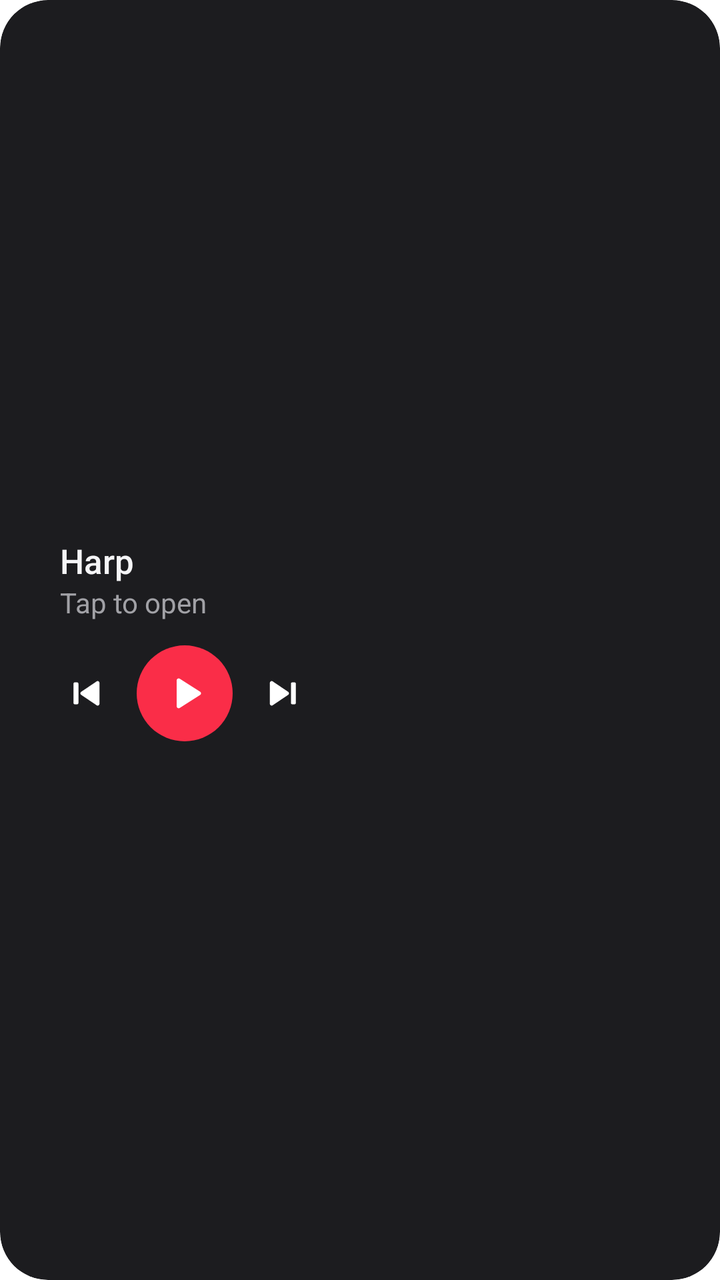
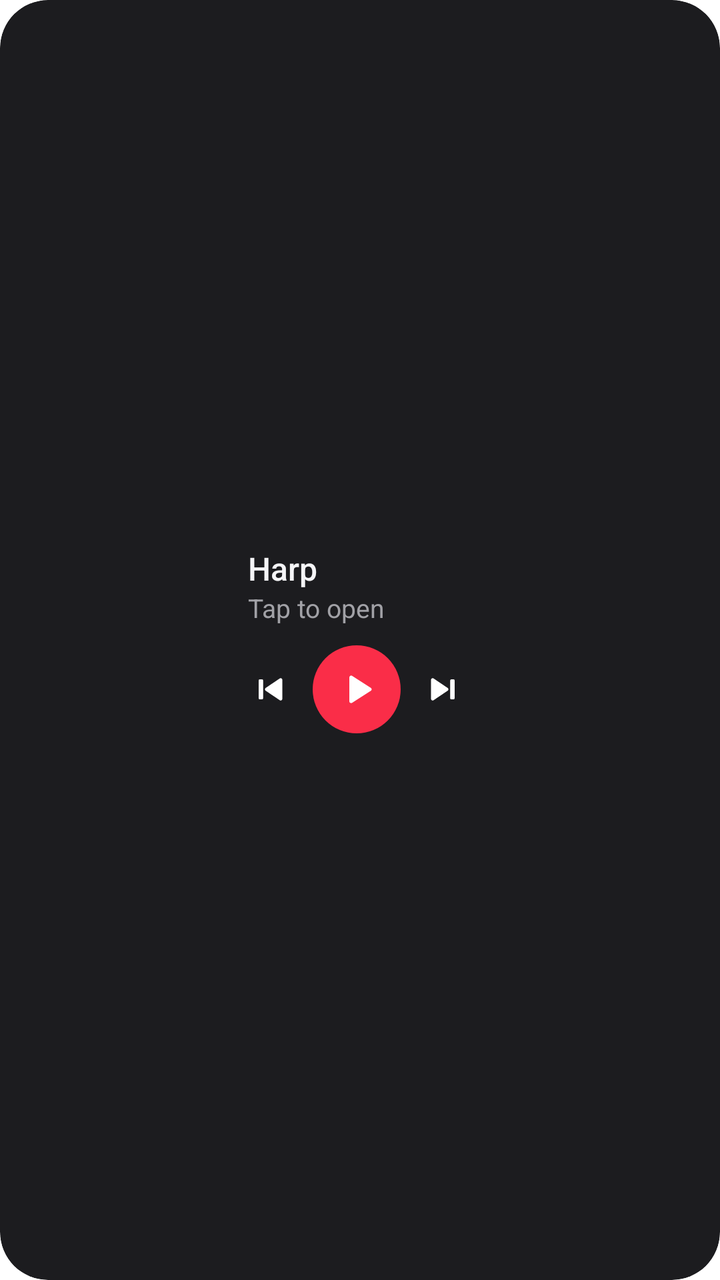

The first picture is an Android layout as it rendered before a commit; the second is the same layout after the commit. The layout source and the unified diff follow.
<!-- AndroidManifest.xml: fallback theme Theme.MaterialComponents.DayNight.NoActionBar -->
<!-- res/layout/harp_widget_large.xml -->
<?xml version="1.0" encoding="utf-8"?>
<FrameLayout xmlns:android="http://schemas.android.com/apk/res/android" android:id="@+id/widget_root" android:layout_width="match_parent" android:layout_height="match_parent"
    android:background="@drawable/widget_clip" android:clipToOutline="true">
    <ImageView android:id="@+id/widget_bg" android:layout_width="match_parent" android:layout_height="match_parent"
        android:importantForAccessibility="no" android:scaleType="fitXY" android:src="@drawable/widget_bg" />
    <LinearLayout android:layout_width="match_parent" android:layout_height="match_parent" android:gravity="center_vertical"
        android:orientation="horizontal" android:padding="14dp">
        <ImageView android:id="@+id/widget_art" android:layout_width="wrap_content" android:layout_height="match_parent"
            android:adjustViewBounds="true" android:maxWidth="180dp" android:contentDescription="Cover" android:scaleType="centerCrop" android:src="@mipmap/ic_launcher" />
        <LinearLayout android:layout_width="0dp" android:layout_height="match_parent" android:layout_marginStart="16dp"
            android:layout_weight="1" android:gravity="center_vertical" android:orientation="vertical">
            <TextView android:id="@+id/widget_title" android:layout_width="match_parent" android:layout_height="wrap_content"
            android:ellipsize="end" android:maxLines="1" android:text="Harp" android:textColor="#FFF5F5F7" android:textSize="17sp"
            android:fontFamily="sans-serif-medium"   />
            <TextView android:id="@+id/widget_artist" android:layout_width="match_parent" android:layout_height="wrap_content"
            android:ellipsize="end" android:maxLines="1" android:text="Tap to open" android:textColor="#FFA1A1A6" android:textSize="14sp"
            android:fontFamily="sans-serif"   />
            <TextView android:id="@+id/widget_lyric" android:layout_width="match_parent" android:layout_height="wrap_content"
            android:ellipsize="end" android:maxLines="2" android:text="" android:textColor="#FFF5F5F7" android:textSize="17sp"
            android:fontFamily="sans-serif-medium" android:visibility="gone" android:layout_marginTop="6dp" />
            <TextView android:id="@+id/widget_lyric_next" android:layout_width="match_parent" android:layout_height="wrap_content"
            android:ellipsize="end" android:maxLines="1" android:text="" android:textColor="#FF6E6E73" android:textSize="13sp"
            android:fontFamily="sans-serif" android:visibility="gone" android:layout_marginTop="2dp" />
            <LinearLayout android:layout_width="wrap_content" android:layout_height="wrap_content" android:layout_marginTop="12dp"
                android:layout_marginStart="-8dp" android:gravity="center_vertical" android:orientation="horizontal">
                <ImageButton android:id="@+id/widget_prev" android:layout_width="42dp" android:layout_height="42dp"
            android:background="@android:color/transparent" android:contentDescription="Previous" android:padding="10dp"
            android:scaleType="fitCenter" android:src="@drawable/ic_w_prev" />
                <ImageButton android:id="@+id/widget_play" android:layout_width="48dp" android:layout_height="48dp"
            android:layout_marginStart="4dp" android:layout_marginEnd="4dp" android:background="@drawable/widget_play_bg"
            android:contentDescription="Play or pause" android:padding="12dp" android:scaleType="fitCenter" android:src="@drawable/ic_w_play" />
                <ImageButton android:id="@+id/widget_next" android:layout_width="42dp" android:layout_height="42dp"
            android:background="@android:color/transparent" android:contentDescription="Next" android:padding="10dp"
            android:scaleType="fitCenter" android:src="@drawable/ic_w_next" />
            </LinearLayout>
        </LinearLayout>
    </LinearLayout>
</FrameLayout>
<!-- resources referenced by this layout -->
<resources>
  <!-- drawable ic_w_next (drawable) -->
  <?xml version="1.0" encoding="utf-8"?>
  <vector xmlns:android="http://schemas.android.com/apk/res/android" android:width="24dp" android:height="24dp" android:viewportWidth="24" android:viewportHeight="24">
      <path android:fillColor="#FFFFFFFF" android:pathData="M5,6.3v11.4a1,1 0 0,0 1.55,0.83L15,12.83a1,1 0 0,0 0,-1.66L6.55,5.47A1,1 0 0,0 5,6.3z" />
      <path android:fillColor="#FFFFFFFF" android:pathData="M17.2,6h1.3a0.7,0.7 0 0,1 0.7,0.7v10.6a0.7,0.7 0 0,1 -0.7,0.7h-1.3a0.7,0.7 0 0,1 -0.7,-0.7V6.7A0.7,0.7 0 0,1 17.2,6z" />
  </vector>
  <!-- drawable ic_w_play (drawable) -->
  <?xml version="1.0" encoding="utf-8"?>
  <vector xmlns:android="http://schemas.android.com/apk/res/android" android:width="24dp" android:height="24dp" android:viewportWidth="24" android:viewportHeight="24">
      <path android:fillColor="#FFFFFFFF" android:pathData="M8,5.5v13a1,1 0 0,0 1.5,0.86l10.2,-6.5a1,1 0 0,0 0,-1.72L9.5,4.64A1,1 0 0,0 8,5.5z" />
  </vector>
  <!-- drawable ic_w_prev (drawable) -->
  <?xml version="1.0" encoding="utf-8"?>
  <vector xmlns:android="http://schemas.android.com/apk/res/android" android:width="24dp" android:height="24dp" android:viewportWidth="24" android:viewportHeight="24">
      <path android:fillColor="#FFFFFFFF" android:pathData="M19,6.3v11.4a1,1 0 0,1 -1.55,0.83L9,12.83a1,1 0 0,1 0,-1.66l8.45,-5.7A1,1 0 0,1 19,6.3z" />
      <path android:fillColor="#FFFFFFFF" android:pathData="M6.8,6H5.5a0.7,0.7 0 0,0 -0.7,0.7v10.6a0.7,0.7 0 0,0 0.7,0.7h1.3a0.7,0.7 0 0,0 0.7,-0.7V6.7A0.7,0.7 0 0,0 6.8,6z" />
  </vector>
  <!-- drawable widget_bg (drawable) -->
  <?xml version="1.0" encoding="utf-8"?>
  <shape xmlns:android="http://schemas.android.com/apk/res/android" android:shape="rectangle">
      <solid android:color="#FF1C1C1F" />
      <corners android:radius="24dp" />
  </shape>
  <!-- drawable widget_clip (drawable) -->
  <?xml version="1.0" encoding="utf-8"?>
  <shape xmlns:android="http://schemas.android.com/apk/res/android" android:shape="rectangle">
      <solid android:color="#00000000" />
      <corners android:radius="24dp" />
  </shape>
  <!-- drawable widget_play_bg (drawable) -->
  <?xml version="1.0" encoding="utf-8"?>
  <shape xmlns:android="http://schemas.android.com/apk/res/android" android:shape="oval">
      <solid android:color="#FFFA2D48" />
  </shape>
  <!-- mipmap ic_launcher (mipmap-anydpi-v26) -->
  <?xml version="1.0" encoding="utf-8"?>
  <adaptive-icon xmlns:android="http://schemas.android.com/apk/res/android">
      <background android:drawable="@drawable/ic_launcher_background"/>
      <foreground android:drawable="@mipmap/ic_launcher_foreground"/>
      <monochrome android:drawable="@mipmap/ic_launcher_foreground"/>
  </adaptive-icon>
  <!-- drawable ic_launcher_background (drawable) -->
  <?xml version="1.0" encoding="utf-8"?>
  <shape xmlns:android="http://schemas.android.com/apk/res/android" android:shape="rectangle">
      <gradient android:angle="315" android:startColor="#FFFF6B6B" android:endColor="#FFB3001B" android:type="linear"/>
  </shape>
</resources>

<!-- the commit's change to res/layout/harp_widget_large.xml (unified diff, before → after) -->
@@ -3,36 +3,65 @@
     android:background="@drawable/widget_clip" android:clipToOutline="true">
     <ImageView android:id="@+id/widget_bg" android:layout_width="match_parent" android:layout_height="match_parent"
         android:importantForAccessibility="no" android:scaleType="fitXY" android:src="@drawable/widget_bg" />
-    <LinearLayout android:layout_width="match_parent" android:layout_height="match_parent" android:gravity="center_vertical"
-        android:orientation="horizontal" android:padding="14dp">
-        <ImageView android:id="@+id/widget_art" android:layout_width="wrap_content" android:layout_height="match_parent"
-            android:adjustViewBounds="true" android:maxWidth="180dp" android:contentDescription="Cover" android:scaleType="centerCrop" android:src="@mipmap/ic_launcher" />
-        <LinearLayout android:layout_width="0dp" android:layout_height="match_parent" android:layout_marginStart="16dp"
-            android:layout_weight="1" android:gravity="center_vertical" android:orientation="vertical">
+    <LinearLayout android:id="@+id/widget_plain" android:layout_width="match_parent" android:layout_height="match_parent"
+        android:gravity="center_vertical" android:orientation="horizontal" android:padding="14dp" >
+        <ImageView android:id="@+id/widget_art" android:layout_width="96dp" android:layout_height="96dp"
+            android:contentDescription="Cover" android:scaleType="centerCrop" android:src="@mipmap/ic_launcher" />
+        <LinearLayout android:layout_width="0dp" android:layout_height="wrap_content" android:layout_marginStart="14dp"
+            android:layout_weight="1" android:orientation="vertical">
             <TextView android:id="@+id/widget_title" android:layout_width="match_parent" android:layout_height="wrap_content"
-            android:ellipsize="end" android:maxLines="1" android:text="Harp" android:textColor="#FFF5F5F7" android:textSize="17sp"
+            android:ellipsize="end" android:maxLines="2" android:text="Harp" android:textColor="#FFF5F5F7" android:textSize="16sp"
             android:fontFamily="sans-serif-medium"   />
             <TextView android:id="@+id/widget_artist" android:layout_width="match_parent" android:layout_height="wrap_content"
-            android:ellipsize="end" android:maxLines="1" android:text="Tap to open" android:textColor="#FFA1A1A6" android:textSize="14sp"
+            android:ellipsize="end" android:maxLines="1" android:text="Tap to open" android:textColor="#FFA1A1A6" android:textSize="13sp"
             android:fontFamily="sans-serif"   />
-            <TextView android:id="@+id/widget_lyric" android:layout_width="match_parent" android:layout_height="wrap_content"
-            android:ellipsize="end" android:maxLines="2" android:text="" android:textColor="#FFF5F5F7" android:textSize="17sp"
-            android:fontFamily="sans-serif-medium" android:visibility="gone" android:layout_marginTop="6dp" />
-            <TextView android:id="@+id/widget_lyric_next" android:layout_width="match_parent" android:layout_height="wrap_content"
-            android:ellipsize="end" android:maxLines="1" android:text="" android:textColor="#FF6E6E73" android:textSize="13sp"
-            android:fontFamily="sans-serif" android:visibility="gone" android:layout_marginTop="2dp" />
-            <LinearLayout android:layout_width="wrap_content" android:layout_height="wrap_content" android:layout_marginTop="12dp"
-                android:layout_marginStart="-8dp" android:gravity="center_vertical" android:orientation="horizontal">
-                <ImageButton android:id="@+id/widget_prev" android:layout_width="42dp" android:layout_height="42dp"
-            android:background="@android:color/transparent" android:contentDescription="Previous" android:padding="10dp"
+            <LinearLayout android:layout_width="wrap_content" android:layout_height="wrap_content" android:layout_marginTop="10dp"
+                android:layout_marginStart="-6dp" android:gravity="center_vertical" android:orientation="horizontal">
+                <ImageButton android:id="@+id/widget_prev" android:layout_width="34dp" android:layout_height="34dp"
+            android:background="@android:color/transparent" android:contentDescription="Previous" android:padding="7dp"
             android:scaleType="fitCenter" android:src="@drawable/ic_w_prev" />
-                <ImageButton android:id="@+id/widget_play" android:layout_width="48dp" android:layout_height="48dp"
+                <ImageButton android:id="@+id/widget_play" android:layout_width="44dp" android:layout_height="44dp"
             android:layout_marginStart="4dp" android:layout_marginEnd="4dp" android:background="@drawable/widget_play_bg"
-            android:contentDescription="Play or pause" android:padding="12dp" android:scaleType="fitCenter" android:src="@drawable/ic_w_play" />
-                <ImageButton android:id="@+id/widget_next" android:layout_width="42dp" android:layout_height="42dp"
-            android:background="@android:color/transparent" android:contentDescription="Next" android:padding="10dp"
+            android:contentDescription="Play or pause" android:padding="11dp" android:scaleType="fitCenter" android:src="@drawable/ic_w_play" />
+                <ImageButton android:id="@+id/widget_next" android:layout_width="34dp" android:layout_height="34dp"
+            android:background="@android:color/transparent" android:contentDescription="Next" android:padding="7dp"
             android:scaleType="fitCenter" android:src="@drawable/ic_w_next" />
             </LinearLayout>
         </LinearLayout>
     </LinearLayout>
+    <LinearLayout android:id="@+id/widget_lyrics" android:layout_width="match_parent" android:layout_height="match_parent"
+        android:orientation="vertical" android:padding="14dp" android:visibility="gone">
+        <LinearLayout android:layout_width="match_parent" android:layout_height="wrap_content" android:gravity="center_vertical"
+            android:orientation="horizontal">
+            <ImageView android:id="@+id/widget_art_l" android:layout_width="40dp" android:layout_height="40dp"
+                android:contentDescription="Cover" android:scaleType="centerCrop" android:src="@mipmap/ic_launcher" />
+            <LinearLayout android:layout_width="0dp" android:layout_height="wrap_content" android:layout_marginStart="10dp"
+                android:layout_weight="1" android:orientation="vertical">
+                <TextView android:id="@+id/widget_title_l" android:layout_width="match_parent" android:layout_height="wrap_content"
+            android:ellipsize="end" android:maxLines="1" android:text="Harp" android:textColor="#FFF5F5F7" android:textSize="13sp"
+            android:fontFamily="sans-serif-medium"   />
+            <TextView android:id="@+id/widget_artist_l" android:layout_width="match_parent" android:layout_height="wrap_content"
+            android:ellipsize="end" android:maxLines="1" android:text="Tap to open" android:textColor="#FFA1A1A6" android:textSize="11sp"
+            android:fontFamily="sans-serif"   />
+            </LinearLayout>
+            <ImageButton android:id="@+id/widget_prev_l" android:layout_width="30dp" android:layout_height="30dp"
+            android:background="@android:color/transparent" android:contentDescription="Previous" android:padding="6dp"
+            android:scaleType="fitCenter" android:src="@drawable/ic_w_prev" />
+            <ImageButton android:id="@+id/widget_play_l" android:layout_width="36dp" android:layout_height="36dp"
+            android:layout_marginStart="2dp" android:layout_marginEnd="2dp" android:background="@drawable/widget_play_bg"
+            android:contentDescription="Play or pause" android:padding="9dp" android:scaleType="fitCenter" android:src="@drawable/ic_w_play" />
+            <ImageButton android:id="@+id/widget_next_l" android:layout_width="30dp" android:layout_height="30dp"
+            android:background="@android:color/transparent" android:contentDescription="Next" android:padding="6dp"
+            android:scaleType="fitCenter" android:src="@drawable/ic_w_next" />
+        </LinearLayout>
+        <LinearLayout android:layout_width="match_parent" android:layout_height="0dp" android:layout_weight="1"
+            android:gravity="center_vertical" android:orientation="vertical">
+            <TextView android:id="@+id/widget_lyric" android:layout_width="match_parent" android:layout_height="wrap_content"
+            android:ellipsize="end" android:maxLines="2" android:text="" android:textColor="#FFF5F5F7" android:textSize="19sp"
+            android:fontFamily="sans-serif-medium"   />
+            <TextView android:id="@+id/widget_lyric_next" android:layout_width="match_parent" android:layout_height="wrap_content"
+            android:ellipsize="end" android:maxLines="1" android:text="" android:textColor="#FF6E6E73" android:textSize="14sp"
+            android:fontFamily="sans-serif"  android:layout_marginTop="4dp" />
+        </LinearLayout>
+    </LinearLayout>
 </FrameLayout>
